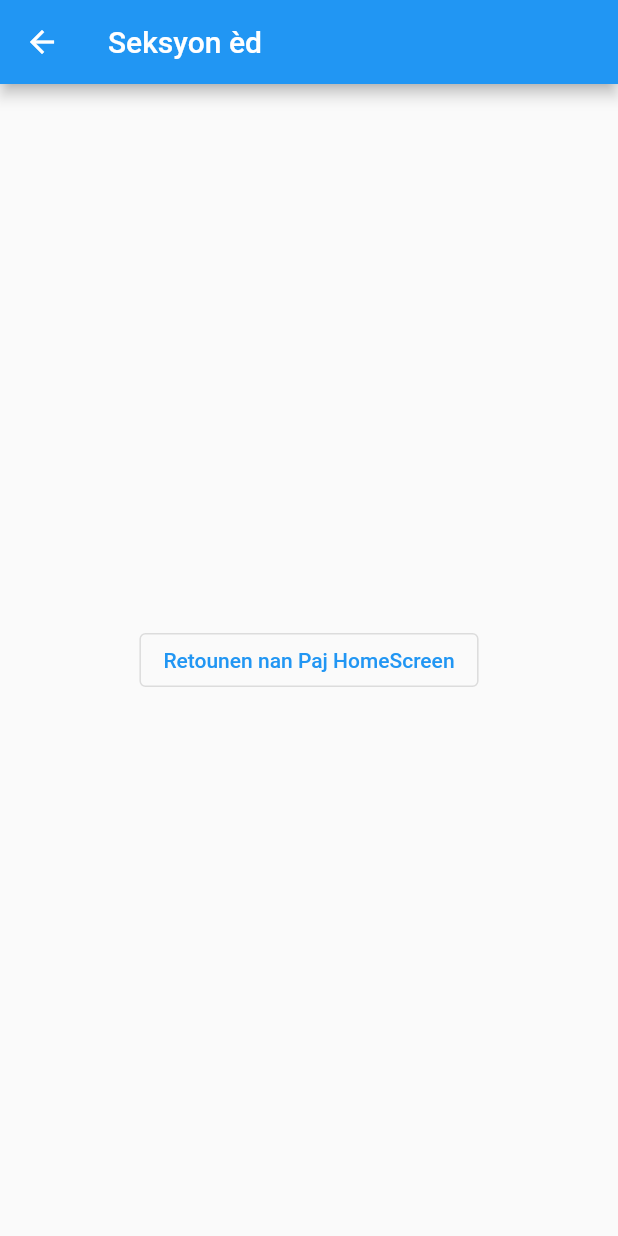
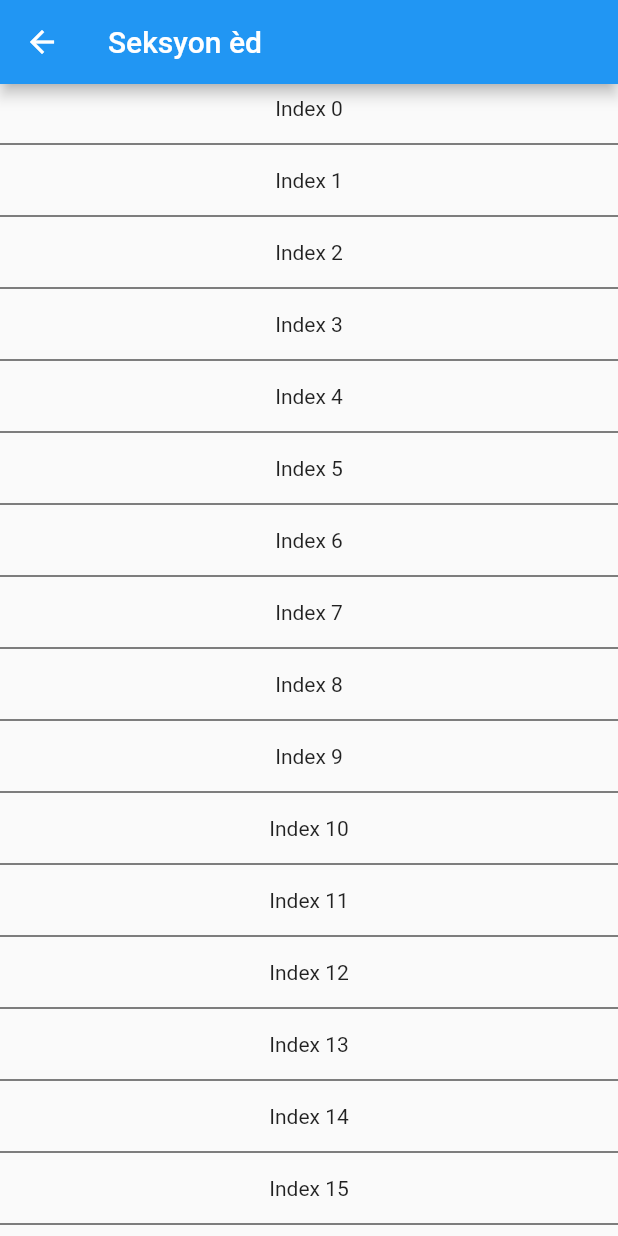
Before and after one commit to Lemayzeur/flutter_course_series, a Flutter app: the HelpScreen screen opened directly, on a phone screen of 412 x 824 dp. Run offline on Flutter 3.47's test engine with Material 2 defaults, Android fonts, the phone set to English and light mode, and no system bars.

Commit message:
chapter9

```diff
--- a/lib/main.dart
+++ b/lib/main.dart
@@ -29,6 +29,7 @@ class HomeScreen extends StatelessWidget {
       appBar: AppBar(
         title: const Text('Kwiz App')
       ),
+
       body: Center(
         child: Container(
           color: const Color(0xffdddddd),
@@ -72,13 +73,17 @@ class HelpScreen extends StatelessWidget {
       appBar: AppBar(
         title: const Text("Seksyon èd")
       ),
-      body: Center(
-        child: OutlinedButton(
-          onPressed: (){
-            Navigator.pop(context);
-          },
-          child: Text("Retounen nan $fromPage")
-        )
+      body: ListView.separated(
+        itemCount: 20,
+        separatorBuilder: (BuildContext context, int index) {
+          return const Divider(
+              color: Colors.black,
+          );
+        },
+        itemBuilder: (BuildContext context, int index) => Padding(
+          padding: const EdgeInsets.all(8.0),
+          child: Center(child: Text("Index $index")),
+        ),
       ),
     );
   }
```
